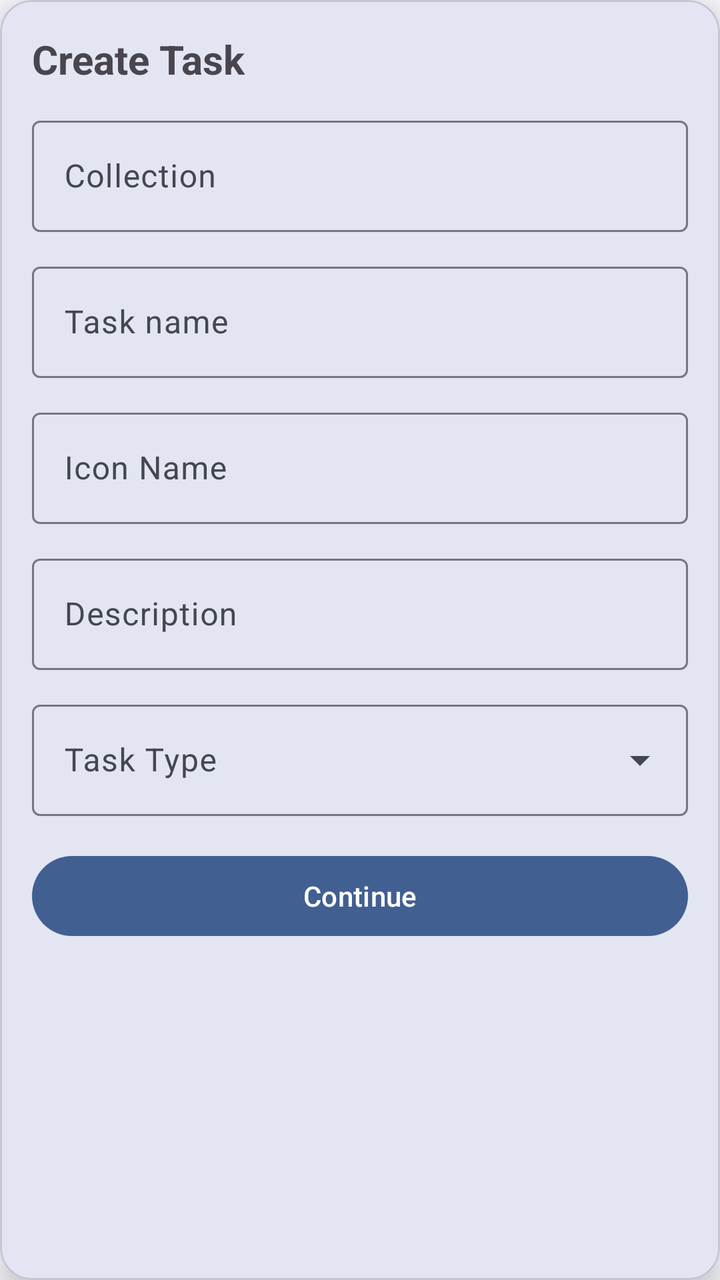
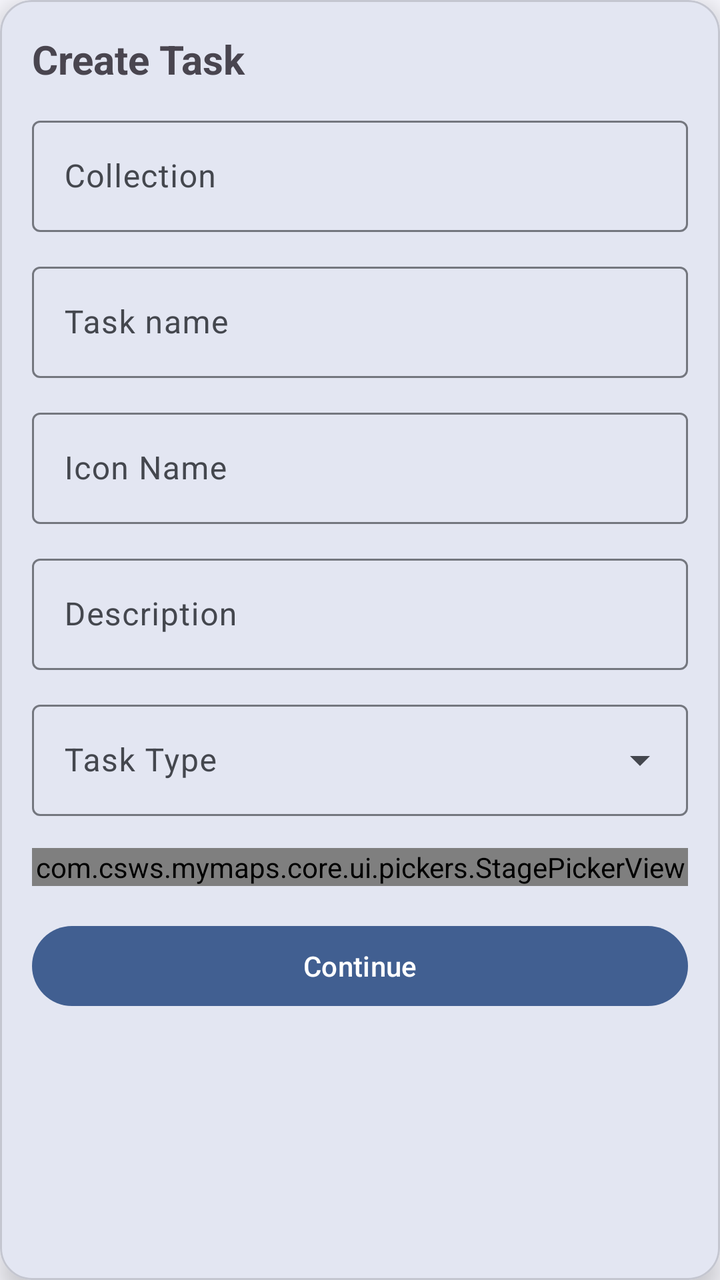

An Android layout rendered at two revisions. The XML below is the earlier revision; the diff shows what the commit changed to produce the second picture.
<!-- AndroidManifest.xml: application theme Theme.MyMaps -->
<!-- res/layout/bottom_sheet_task_create.xml -->
<?xml version="1.0" encoding="utf-8"?>
<com.google.android.material.card.MaterialCardView
    xmlns:android="http://schemas.android.com/apk/res/android"
    xmlns:app="http://schemas.android.com/apk/res-auto"
    android:layout_width="match_parent"
    android:layout_height="wrap_content"

    android:clickable="true"
    android:focusable="true"
    android:focusableInTouchMode="true"
    android:descendantFocusability="beforeDescendants"

    app:cardBackgroundColor="?attr/colorSurface"
    app:cardCornerRadius="16dp"
    app:cardElevation="8dp">

    <LinearLayout
        android:layout_width="match_parent"
        android:layout_height="wrap_content"
        android:orientation="vertical"
        android:padding="16dp">

        

        <TextView
            android:layout_width="match_parent"
            android:layout_height="wrap_content"
            android:text="Create Task"
            android:textSize="20sp"
            android:textStyle="bold"/>

        
        <com.google.android.material.textfield.TextInputLayout
            android:layout_width="match_parent"
            android:layout_height="wrap_content"
            android:layout_marginTop="12dp">

            <com.google.android.material.textfield.TextInputEditText
                android:id="@+id/editCollection"
                android:layout_width="match_parent"
                android:layout_height="wrap_content"
                android:hint="Collection"
                android:focusable="false"
                android:clickable="true"/>
        </com.google.android.material.textfield.TextInputLayout>

        
        <com.google.android.material.textfield.TextInputLayout
            android:layout_width="match_parent"
            android:layout_height="wrap_content"
            android:layout_marginTop="12dp">

            <com.google.android.material.textfield.TextInputEditText
                android:id="@+id/editTaskName"
                android:layout_width="match_parent"
                android:layout_height="wrap_content"
                android:hint="Task name"/>
        </com.google.android.material.textfield.TextInputLayout>

        
        <com.google.android.material.textfield.TextInputLayout
            android:layout_width="match_parent"
            android:layout_height="wrap_content"
            android:layout_marginTop="12dp">

            <com.google.android.material.textfield.TextInputEditText
                android:id="@+id/editIcon"
                android:layout_width="match_parent"
                android:layout_height="wrap_content"
                android:hint="Icon Name"/>
        </com.google.android.material.textfield.TextInputLayout>

        

        <com.google.android.material.textfield.TextInputLayout
            android:layout_width="match_parent"
            android:layout_height="wrap_content"
            android:layout_marginTop="12dp">

            <com.google.android.material.textfield.TextInputEditText
                android:id="@+id/editTaskDescription"
                android:layout_width="match_parent"
                android:layout_height="wrap_content"
                android:hint="Description"/>
        </com.google.android.material.textfield.TextInputLayout>

        

        <com.google.android.material.textfield.TextInputLayout
            style="@style/Widget.Material3.TextInputLayout.OutlinedBox.ExposedDropdownMenu"
            android:layout_width="match_parent"
            android:layout_height="wrap_content"
            android:layout_marginTop="12dp"
            android:hint="Task Type">

            <com.google.android.material.textfield.MaterialAutoCompleteTextView
                android:id="@+id/typeSelector"
                android:layout_width="match_parent"
                android:layout_height="wrap_content"
                android:inputType="none"/>
        </com.google.android.material.textfield.TextInputLayout>

        

        <com.google.android.material.button.MaterialButton
            android:id="@+id/confirmButton"
            android:layout_width="match_parent"
            android:layout_height="wrap_content"
            android:layout_marginTop="16dp"
            android:text="Continue"/>

    </LinearLayout>

</com.google.android.material.card.MaterialCardView>
<!-- resources referenced by this layout -->
<resources>
  <color name="md_theme_primary">#415F91</color>
  <color name="md_theme_onPrimary">#FFFFFF</color>
  <color name="md_theme_primaryContainer">#D6E3FF</color>
  <color name="md_theme_onPrimaryContainer">#284777</color>
  <color name="md_theme_secondary">#565F71</color>
  <color name="md_theme_onSecondary">#FFFFFF</color>
  <color name="md_theme_secondaryContainer">#DAE2F9</color>
  <color name="md_theme_onSecondaryContainer">#3E4759</color>
  <color name="md_theme_tertiary">#705575</color>
  <color name="md_theme_onTertiary">#FFFFFF</color>
  <color name="md_theme_tertiaryContainer">#FAD8FD</color>
  <color name="md_theme_onTertiaryContainer">#573E5C</color>
  <color name="md_theme_error">#BA1A1A</color>
  <color name="md_theme_onError">#FFFFFF</color>
  <color name="md_theme_errorContainer">#FFDAD6</color>
  <color name="md_theme_onErrorContainer">#93000A</color>
  <color name="md_theme_background">#F9F9FF</color>
  <color name="md_theme_onBackground">#191C20</color>
  <color name="md_theme_surface">#F9F9FF</color>
  <color name="md_theme_onSurface">#191C20</color>
  <color name="md_theme_surfaceVariant">#E0E2EC</color>
  <color name="md_theme_onSurfaceVariant">#44474E</color>
  <color name="md_theme_outline">#74777F</color>
  <color name="md_theme_outlineVariant">#C4C6D0</color>
  <color name="md_theme_inverseSurface">#2E3036</color>
  <color name="md_theme_inverseOnSurface">#F0F0F7</color>
  <color name="md_theme_inversePrimary">#AAC7FF</color>
  <color name="md_theme_primaryFixed">#D6E3FF</color>
  <color name="md_theme_onPrimaryFixed">#001B3E</color>
  <color name="md_theme_primaryFixedDim">#AAC7FF</color>
  <color name="md_theme_onPrimaryFixedVariant">#284777</color>
  <color name="md_theme_secondaryFixed">#DAE2F9</color>
  <color name="md_theme_onSecondaryFixed">#131C2B</color>
  <color name="md_theme_secondaryFixedDim">#BEC6DC</color>
  <color name="md_theme_onSecondaryFixedVariant">#3E4759</color>
  <color name="md_theme_tertiaryFixed">#FAD8FD</color>
  <color name="md_theme_onTertiaryFixed">#28132E</color>
  <color name="md_theme_tertiaryFixedDim">#DDBCE0</color>
  <color name="md_theme_onTertiaryFixedVariant">#573E5C</color>
  <color name="md_theme_surfaceDim">#D9D9E0</color>
  <color name="md_theme_surfaceBright">#F9F9FF</color>
  <color name="md_theme_surfaceContainerLowest">#FFFFFF</color>
  <color name="md_theme_surfaceContainerLow">#F3F3FA</color>
  <color name="md_theme_surfaceContainer">#EDEDF4</color>
  <color name="md_theme_surfaceContainerHigh">#E7E8EE</color>
  <color name="md_theme_surfaceContainerHighest">#E2E2E9</color>
  <!-- unchanged entries left out for length: 1 -->
</resources>

<!-- the commit's change to res/layout/bottom_sheet_task_create.xml (unified diff, before → after) -->
@@ -101,6 +101,13 @@
         </com.google.android.material.textfield.TextInputLayout>
 
         
+        <com.csws.mymaps.core.ui.pickers.StagePickerView
+            android:id="@+id/stagePicker"
+            android:layout_width="match_parent"
+            android:layout_height="wrap_content"
+            android:layout_marginTop="16dp"/>
+
+        
 
         <com.google.android.material.button.MaterialButton
             android:id="@+id/confirmButton"
